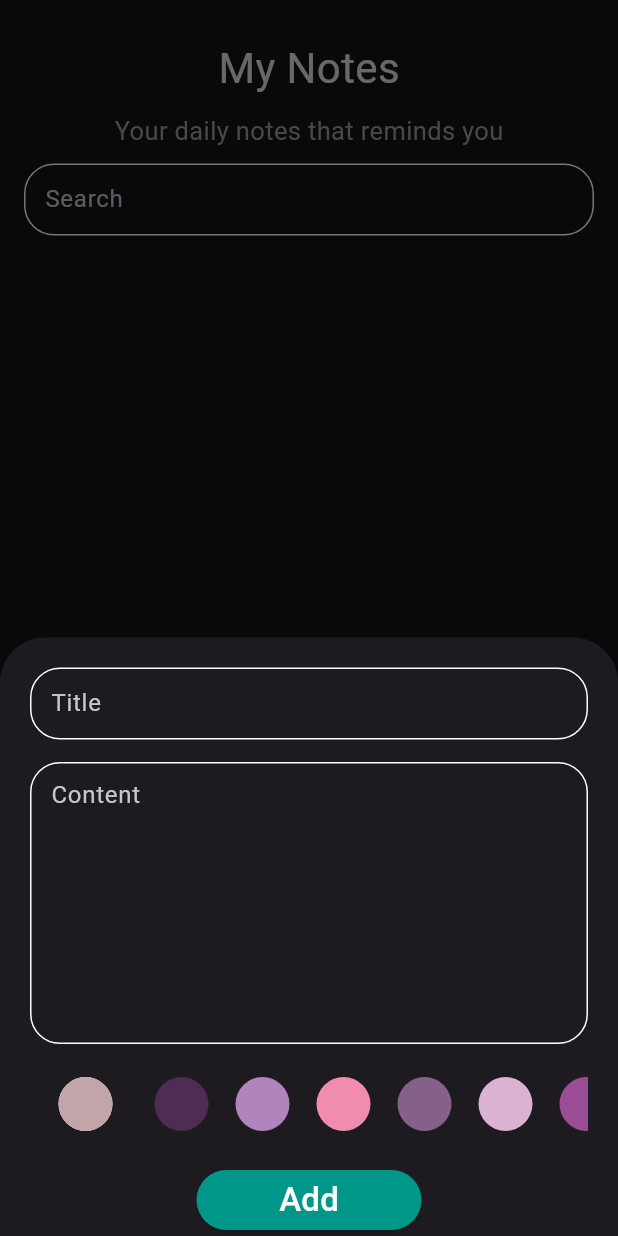
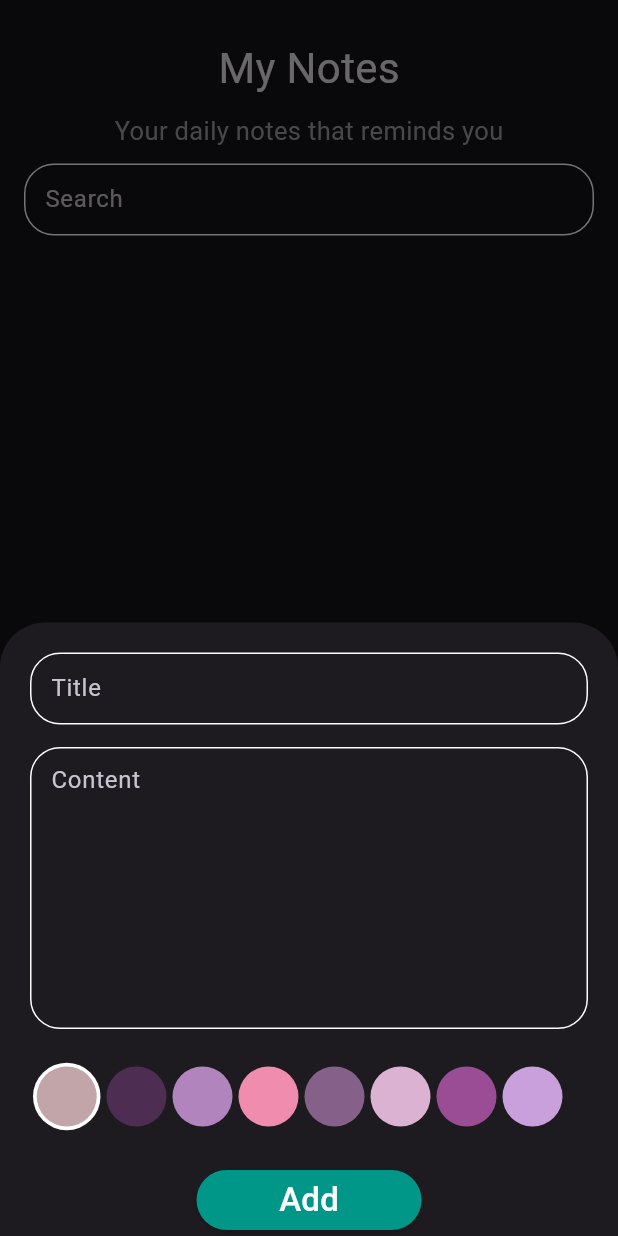
Before and after one commit to fatima304/Noteria, a Flutter app: the NotesView screen opened directly, after a tap on an icon or button, on a phone screen of 412 x 824 dp. Run offline on Flutter 3.47's test engine with Material 3 defaults, Android fonts, the light colour scheme and no system bars; our stand-ins replace bloc, flutter_bloc, font_awesome_flutter, hive, hive_flutter; missing offline and left inert: flutter_onboard; accounts and stored records are empty; Roboto replaces fonts that are missing (Poppins).

Commit message:
finish app

```diff
--- a/lib/Widgets/addNoteForm.dart
+++ b/lib/Views/Widgets/addNoteForm.dart
@@ -1,10 +1,10 @@
 import 'package:intl/intl.dart';
 import 'package:flutter/material.dart';
-import 'package:noteapp/Widgets/button.dart';
+import 'package:noteapp/Views/Widgets/button.dart';
 import 'package:noteapp/Models/noteModel.dart';
-import 'package:noteapp/Widgets/textField.dart';
+import 'package:noteapp/Views/Widgets/textField.dart';
 import 'package:flutter_bloc/flutter_bloc.dart';
-import 'package:noteapp/Widgets/colorsPalette.dart';
+import 'package:noteapp/Views/Widgets/colorsPalette.dart';
 import 'package:noteapp/Cubits/addNoteCubit/add_note_cubit.dart';
 
 class AddNoteForm extends StatefulWidget {
--- a/lib/Widgets/addNoteSheet.dart
+++ b/lib/Views/Widgets/addNoteSheet.dart
@@ -1,7 +1,7 @@
 import 'package:flutter/material.dart';
 import 'package:flutter_bloc/flutter_bloc.dart';
 import 'package:noteapp/Cubits/NotesCubit/notes_cubit_cubit.dart';
-import 'package:noteapp/Widgets/addNoteForm.dart';
+import 'package:noteapp/Views/Widgets/addNoteForm.dart';
 import 'package:noteapp/Cubits/addNoteCubit/add_note_cubit.dart';
 
 class AddNoteSheet extends StatelessWidget {
--- a/lib/Widgets/colorsPalette.dart
+++ b/lib/Views/Widgets/colorsPalette.dart
@@ -16,15 +16,15 @@
   Widget build(BuildContext context) {
     return isActive
         ? CircleAvatar(
-            radius: 35,
+            radius: 22.5,
             backgroundColor: Colors.white,
             child: CircleAvatar(
-              radius: 25,
+              radius: 20,
               backgroundColor: color,
             ),
           )
         : CircleAvatar(
-            radius: 25,
+            radius: 20,
             backgroundColor: color,
           );
   }
@@ -43,7 +43,7 @@
   @override
   Widget build(BuildContext context) {
     return SizedBox(
-      height: 40,
+      height: 25 * 2,
       child: ListView.builder(
           itemCount: colors.length,
           scrollDirection: Axis.horizontal,
--- a/lib/Widgets/customAppBar.dart
+++ b/lib/Views/Widgets/customAppBar.dart
@@ -1,5 +1,5 @@
 import 'package:flutter/material.dart';
-import 'package:noteapp/Widgets/textField.dart';
+import 'package:noteapp/Views/Widgets/textField.dart';
 
 class CustomAppBar extends StatelessWidget {
   const CustomAppBar({super.key});
--- a/lib/Widgets/notesItem.dart
+++ b/lib/Views/Widgets/notesItem.dart
@@ -24,9 +24,9 @@
           top: 24,
           bottom: 24,
         ),
-        decoration: const BoxDecoration(
-          color: Colors.teal,
-          borderRadius: BorderRadius.all(
+        decoration: BoxDecoration(
+          color: Color(note.color),
+          borderRadius: const BorderRadius.all(
             Radius.circular(
               20,
             ),
--- a/lib/Widgets/notesListView.dart
+++ b/lib/Views/Widgets/notesListView.dart
@@ -1,7 +1,7 @@
 import 'package:flutter/material.dart';
 import 'package:noteapp/Models/noteModel.dart';
 import 'package:flutter_bloc/flutter_bloc.dart';
-import 'package:noteapp/Widgets/notesItem.dart';
+import 'package:noteapp/Views/Widgets/notesItem.dart';
 import 'package:noteapp/Cubits/NotesCubit/notes_cubit_cubit.dart';
 
 class NotesListView extends StatelessWidget {
--- a/lib/Widgets/notesViewBody.dart
+++ b/lib/Views/Widgets/notesViewBody.dart
@@ -1,7 +1,7 @@
 import 'package:flutter/material.dart';
 import 'package:flutter_bloc/flutter_bloc.dart';
-import 'package:noteapp/Widgets/customAppBar.dart';
-import 'package:noteapp/Widgets/notesListView.dart';
+import 'package:noteapp/Views/Widgets/customAppBar.dart';
+import 'package:noteapp/Views/Widgets/notesListView.dart';
 import 'package:noteapp/Cubits/NotesCubit/notes_cubit_cubit.dart';
 
 class NotesViewBody extends StatefulWidget {
--- a/lib/Views/editNoteView.dart
+++ b/lib/Views/editNoteView.dart
@@ -1,6 +1,6 @@
 import 'package:flutter/material.dart';
 import 'package:noteapp/Models/noteModel.dart';
-import 'package:noteapp/Widgets/editNoteViewBody.dart';
+import 'package:noteapp/Views/Widgets/editNoteViewBody.dart';
 
 class EditNoteView extends StatelessWidget {
   const EditNoteView({super.key, required this.note});
--- a/lib/Views/notesView.dart
+++ b/lib/Views/notesView.dart
@@ -1,6 +1,6 @@
 import 'package:flutter/material.dart';
-import 'package:noteapp/Widgets/addNoteSheet.dart';
-import 'package:noteapp/Widgets/notesViewBody.dart';
+import 'package:noteapp/Views/Widgets/addNoteSheet.dart';
+import 'package:noteapp/Views/Widgets/notesViewBody.dart';
 import 'package:font_awesome_flutter/font_awesome_flutter.dart';
 
 class NotesView extends StatelessWidget {
--- a/lib/main.dart
+++ b/lib/main.dart
@@ -1,11 +1,11 @@
 import 'package:flutter/material.dart';
 import 'package:noteapp/Conestance.dart';
-import 'package:noteapp/Cubits/NotesCubit/notes_cubit_cubit.dart';
 import 'package:noteapp/splashscreen.dart';
 import 'package:hive_flutter/adapters.dart';
 import 'package:noteapp/Models/noteModel.dart';
 import 'package:flutter_bloc/flutter_bloc.dart';
 import 'package:noteapp/simpleBlocObserver.dart';
+import 'package:noteapp/Cubits/NotesCubit/notes_cubit_cubit.dart';
 
 void main() async {
   Bloc.observer = SimpleBlocObserver();
```
Also changed, not shown: lib/Views/Widgets/editNoteViewBody.dart (renamed from lib/Widgets/editNoteViewBody.dart, +5 -3 lines), lib/Views/Widgets/button.dart (renamed from lib/Widgets/button.dart), lib/Views/Widgets/floating_action_menu.dart (renamed from lib/Widgets/floating_action_menu.dart), lib/Views/Widgets/textField.dart (renamed from lib/Widgets/textField.dart), pubspec.lock.
